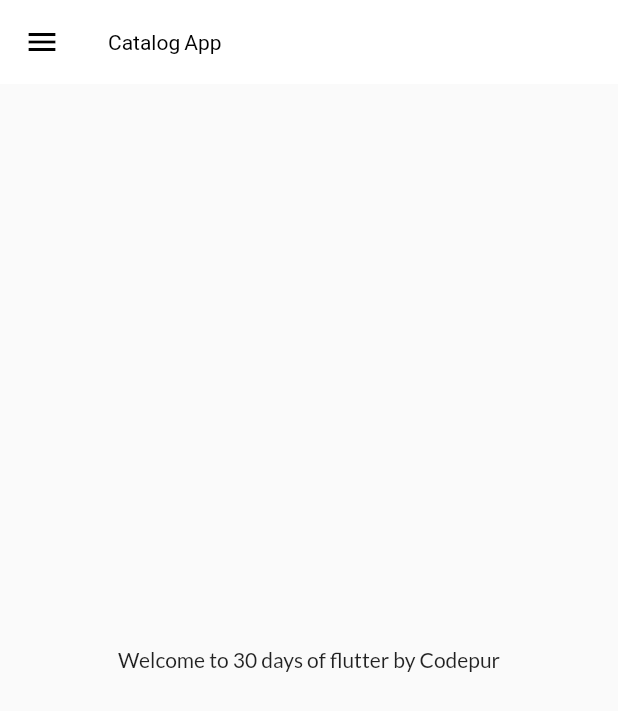
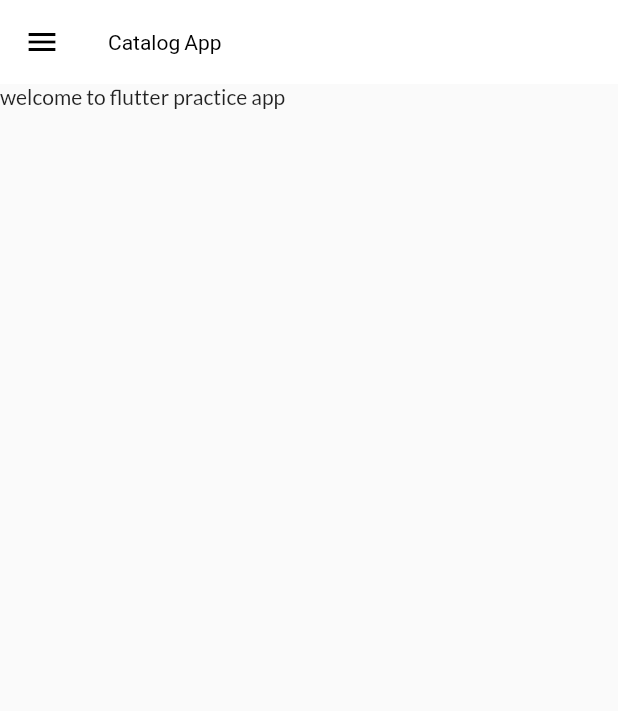
Before and after one commit to adityaranote/flutter-shopping-app, a Flutter app: the screen it shows after launch, on a phone screen of 412 x 824 dp. Shown: the top 711 px of the screen. Run offline on Flutter 3.47's test engine with Material 2 defaults, Android fonts, the phone set to English and light mode, and no system bars; our stand-ins replace google_fonts.

Commit message:
conetxt is the loaction of element in widget tree

```diff
--- a/my_app/lib/pages/home_page.dart
+++ b/my_app/lib/pages/home_page.dart
@@ -14,10 +14,14 @@ class HomePage extends StatelessWidget {
           "Catalog App",
         ),
       ),
-      body: Center(
-        child: Container(
-          child: Text("Welcome to ${days} days of flutter by ${name}"),
-        ),
+      body: Column(
+        children: [
+          Container(
+            child: Text(
+              "welcome to flutter practice app",
+            ),
+          ),
+        ],
       ),
       drawer: MyDrawer(),
     );
```
